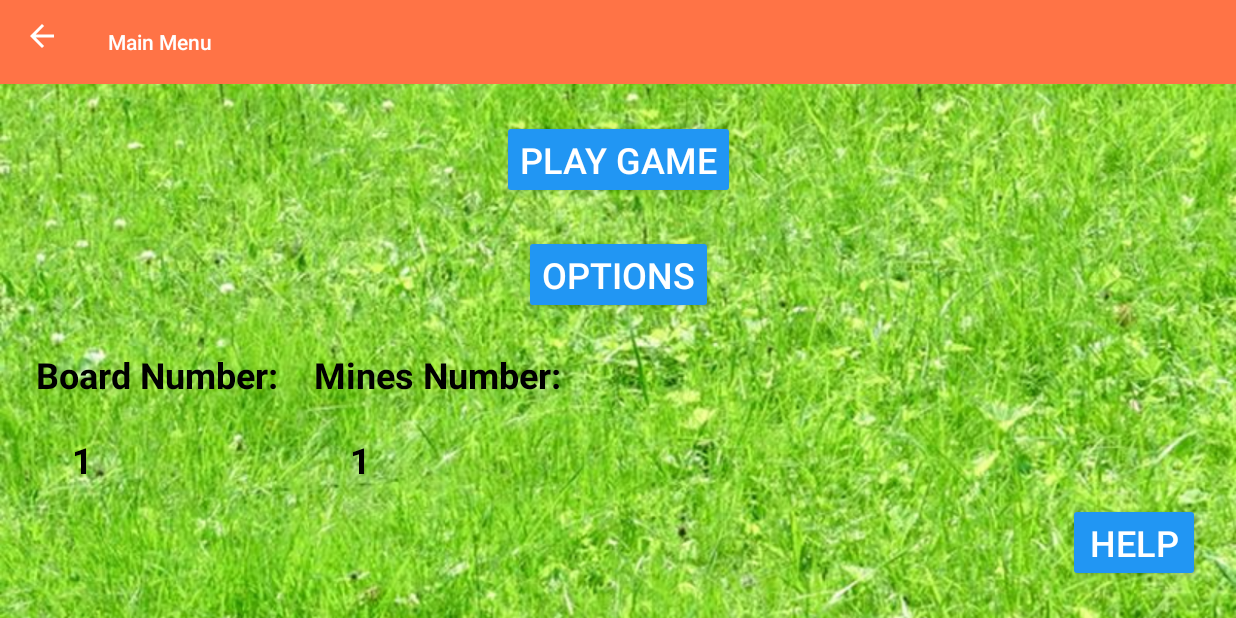
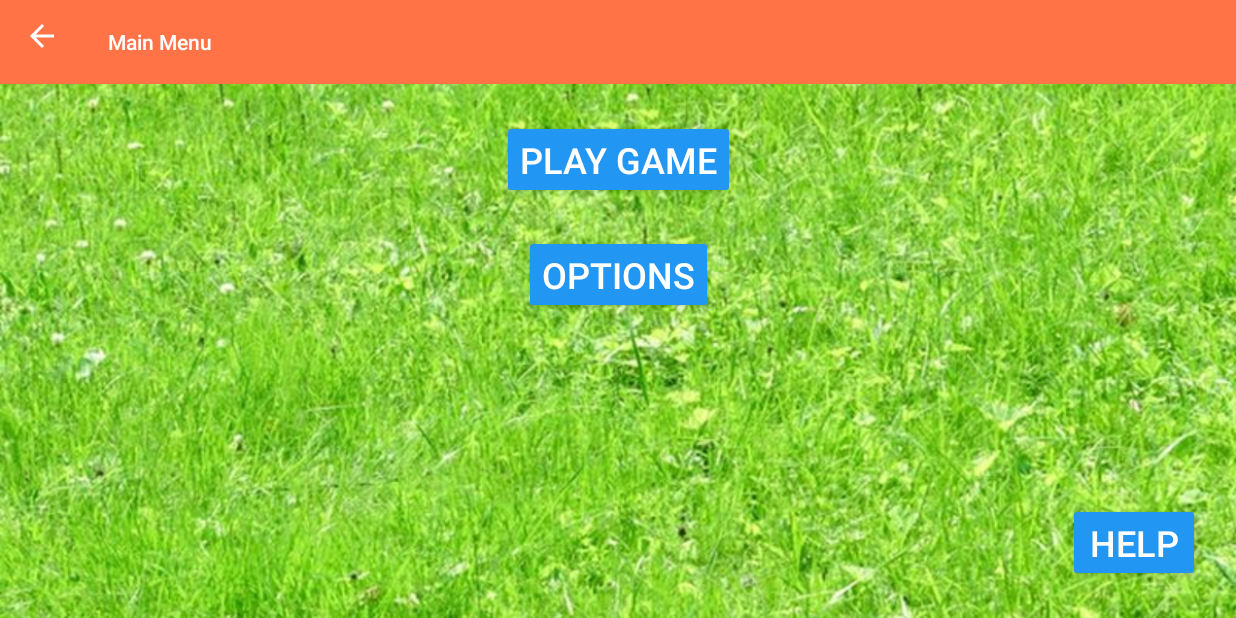
Before and after one commit to hanidnguyen/Diamond-Seeker, an Android app: the screen it shows after launch (MainMenu), after a tap on "MAIN MENU", on a phone screen of 824 x 412 dp (held sideways). Run offline under Robolectric (Android 15) with nearby library versions, the phone set to English and light mode, and no system bars.

```diff
--- a/app/src/main/java/cmpt276/assignment3/diamondseeker/MainMenu.java
+++ b/app/src/main/java/cmpt276/assignment3/diamondseeker/MainMenu.java
@@ -6,10 +6,8 @@ import androidx.appcompat.app.AppCompatActivity;
 
 import android.content.Intent;
 import android.os.Bundle;
-import android.util.Log;
 import android.view.MenuItem;
 import android.widget.Button;
-import android.widget.TextView;
 
 import cmpt276.assignment3.diamondseeker.model.GameOptions;
 
@@ -67,29 +65,22 @@ public class MainMenu extends AppCompatActivity {
     }
 
     private void refreshScreen() {
-        //Refresh num panels display
-        TextView tvBoardPanels = findViewById(R.id.board_number);
-        TextView tvMinesPanels = findViewById(R.id.mines_number);
+        //Refresh num panels
         int boardPanels = OptionsPage.getBoardNumPanels(this);
-        int minesPanels = OptionsPage.getMinesNumPanels(this);
-        tvBoardPanels.setText(""+boardPanels);
-        tvMinesPanels.setText(""+minesPanels);
+        int diamondsPanels = OptionsPage.getDiamondsNumPanels(this);
 
         options.setBoard(boardPanels);
-        options.setMines(minesPanels);
+        options.setDiamonds(diamondsPanels);
     }
 
     public static int getRowNum(){
-        Log.e("MainMenu.java","options rows: " + options.getRows());
         return options.getRows();
     }
     public static int getColNum(){
-        Log.e("MainMenu.java","options col: " + options.getColumns());
         return options.getColumns();
     }
-    public static int getMinesNum(){
-        Log.e("MainMenu.java","options mines: " + options.getMines());
-        return options.getMines();
+    public static int getDiamondsNum(){
+        return options.getDiamonds();
     }
 
     @Override
--- a/app/src/main/java/cmpt276/assignment3/diamondseeker/OptionsPage.java
+++ b/app/src/main/java/cmpt276/assignment3/diamondseeker/OptionsPage.java
@@ -14,7 +14,7 @@ import android.widget.RadioGroup;
 
 public class OptionsPage extends AppCompatActivity {
     private static final String BOARD_NUM_NAME = "Board Number";
-    private static final String MINES_NUM_NAME = "Mines Number";
+    private static final String DIAMONDS_NUM_NAME = "Diamonds Number";
     private static final String PREFS_NAME = "AppPrefs";
 
     public static Intent makeIntent(Context context){
@@ -31,7 +31,7 @@ public class OptionsPage extends AppCompatActivity {
         ab.setDisplayHomeAsUpEnabled(true);
 
         createBoardSizeRadioButtons();
-        createMineRadioButtons();
+        createDiamondsRadioButtons();
     }
 
 
@@ -63,20 +63,20 @@ public class OptionsPage extends AppCompatActivity {
 
     }
 
-    private void createMineRadioButtons() {
-        RadioGroup group = findViewById(R.id.mines_size_radio);
-        int[] numPanels = getResources().getIntArray(R.array.mines_number);
-        String[] mines_option_display = getResources().getStringArray(R.array.mines_options_display);
+    private void createDiamondsRadioButtons() {
+        RadioGroup group = findViewById(R.id.diamonds_size_radio);
+        int[] numPanels = getResources().getIntArray(R.array.diamonds_number);
+        String[] diamonds_option_display = getResources().getStringArray(R.array.diamonds_options_display);
 
         for(int i = 0; i < numPanels.length; i++){
             final int numPanel = numPanels[i];
 
             RadioButton button = new RadioButton(this);
-            button.setText(mines_option_display[i]);
+            button.setText(diamonds_option_display[i]);
 
-            button.setOnClickListener(view -> saveMinesOption(numPanel));
+            button.setOnClickListener(view -> saveDiamondsOption(numPanel));
             group.addView(button);
-            if(numPanel == getMinesNumPanels(this)){
+            if(numPanel == getDiamondsNumPanels(this)){
                 button.setChecked(true);
             }
         }
@@ -89,10 +89,10 @@ public class OptionsPage extends AppCompatActivity {
         editor.apply();
     }
 
-    private void saveMinesOption(int numPanel) {
+    private void saveDiamondsOption(int numPanel) {
         SharedPreferences prefs = this.getSharedPreferences(PREFS_NAME,MODE_PRIVATE);
         SharedPreferences.Editor editor = prefs.edit();
-        editor.putInt(MINES_NUM_NAME,numPanel);
+        editor.putInt(DIAMONDS_NUM_NAME,numPanel);
         editor.apply();
     }
 
@@ -104,12 +104,12 @@ public class OptionsPage extends AppCompatActivity {
         return prefs.getInt(BOARD_NUM_NAME,default_board_size);
     }
 
-    static public int getMinesNumPanels(Context context){
+    static public int getDiamondsNumPanels(Context context){
         SharedPreferences prefs = context.getSharedPreferences(PREFS_NAME,MODE_PRIVATE);
 
-        int default_mines_size = context.getResources().getInteger(R.integer.default_mine);
+        int default_diamonds_size = context.getResources().getInteger(R.integer.default_diamond);
 
-        return prefs.getInt(MINES_NUM_NAME,default_mines_size);
+        return prefs.getInt(DIAMONDS_NUM_NAME,default_diamonds_size);
     }
 
     @Override
--- a/app/src/main/java/cmpt276/assignment3/diamondseeker/model/GameOptions.java
+++ b/app/src/main/java/cmpt276/assignment3/diamondseeker/model/GameOptions.java
@@ -1,15 +1,15 @@
 package cmpt276.assignment3.diamondseeker.model;
 
 public class GameOptions {
-    private int rows, columns, mines;
-    private int board_option, mines_option;
+    private int rows, columns, diamonds;
+    private int board_option, diamonds_option;
     private static GameOptions instance;
 
     public GameOptions() {
         board_option = 1;
-        mines_option = 1;
+        diamonds_option = 1;
         setBoard(board_option);
-        setMines(mines_option);
+        setDiamonds(diamonds_option);
     }
 
     //Applies the Singleton model class
@@ -42,23 +42,23 @@ public class GameOptions {
         }
     }
 
-    public void setMines(int optionNum){
+    public void setDiamonds(int optionNum){
         switch (optionNum){
             case 1:
-                mines = 6;
-                mines_option = 1;
+                diamonds = 6;
+                diamonds_option = 1;
                 break;
             case 2:
-                mines = 10;
-                mines_option = 2;
+                diamonds = 10;
+                diamonds_option = 2;
                 break;
             case 3:
-                mines = 15;
-                mines_option = 3;
+                diamonds = 15;
+                diamonds_option = 3;
                 break;
             case 4:
-                mines = 20;
-                mines_option = 4;
+                diamonds = 20;
+                diamonds_option = 4;
                 break;
             default:
                 break;
@@ -74,7 +74,7 @@ public class GameOptions {
         return columns;
     }
 
-    public int getMines() {
-        return mines;
+    public int getDiamonds() {
+        return diamonds;
     }
 }
--- a/app/src/main/res/layout/activity_main_menu.xml
+++ b/app/src/main/res/layout/activity_main_menu.xml
@@ -75,57 +75,5 @@
         app:layout_constraintBottom_toBottomOf="parent"
         app:layout_constraintEnd_toEndOf="parent" />
 
-    <TextView
-        android:id="@+id/board_number_text"
-        android:layout_width="wrap_content"
-        android:layout_height="wrap_content"
-        android:layout_marginStart="24dp"
-        android:layout_marginTop="24dp"
-        android:text="Board Number:"
-        android:textColor="@color/black"
-        android:textSize="24sp"
-        android:textStyle="bold"
-        app:layout_constraintStart_toStartOf="parent"
-        app:layout_constraintTop_toBottomOf="@+id/options" />
-
-    <TextView
-        android:id="@+id/mines_number_text"
-        android:layout_width="wrap_content"
-        android:layout_height="wrap_content"
-        android:layout_marginStart="24dp"
-        android:layout_marginTop="24dp"
-        android:text="Mines Number:"
-        android:textColor="@color/black"
-        android:textSize="24sp"
-        android:textStyle="bold"
-        app:layout_constraintStart_toEndOf="@+id/board_number_text"
-        app:layout_constraintTop_toBottomOf="@+id/options" />
-
-    <TextView
-        android:id="@+id/board_number"
-        android:layout_width="wrap_content"
-        android:layout_height="wrap_content"
-        android:layout_marginStart="24dp"
-        android:layout_marginTop="24dp"
-        android:text="-"
-        android:textColor="@color/black"
-        android:textSize="24sp"
-        android:textStyle="bold"
-        app:layout_constraintStart_toStartOf="@+id/board_number_text"
-        app:layout_constraintTop_toBottomOf="@+id/board_number_text" />
-
-    <TextView
-        android:id="@+id/mines_number"
-        android:layout_width="wrap_content"
-        android:layout_height="wrap_content"
-        android:layout_marginStart="24dp"
-        android:layout_marginTop="24dp"
-        android:text="-"
-        android:textColor="@color/black"
-        android:textSize="24sp"
-        android:textStyle="bold"
-        app:layout_constraintStart_toStartOf="@+id/mines_number_text"
-        app:layout_constraintTop_toBottomOf="@+id/mines_number_text" />
-
 
 </androidx.constraintlayout.widget.ConstraintLayout>
--- a/app/src/main/res/layout/activity_options_page.xml
+++ b/app/src/main/res/layout/activity_options_page.xml
@@ -70,7 +70,7 @@
         app:layout_constraintTop_toBottomOf="@+id/options_toolbar" />
 
     <RadioGroup
-        android:id="@+id/mines_size_radio"
+        android:id="@+id/diamonds_size_radio"
         android:layout_width="wrap_content"
         android:layout_height="wrap_content"
         android:layout_marginStart="16dp"
--- a/app/src/main/res/values/colors.xml
+++ b/app/src/main/res/values/colors.xml
@@ -13,4 +13,5 @@
     <color name="blue">#2196F3</color>
     <color name="light_orange">#D2FF6C3E</color>
     <color name="light_purple">#DB9C65FF</color>
+    <color name="white_grey">#C9C9C9</color>
 </resources>
--- a/app/src/main/res/values/mines_number.xml
+++ b/app/src/main/res/values/mines_number.xml
@@ -1,15 +1,15 @@
 <?xml version="1.0" encoding="utf-8"?>
 <resources>
-    <integer-array name="mines_number">
+    <integer-array name="diamonds_number">
         <item>1</item>
         <item>2</item>
         <item>3</item>
         <item>4</item>
     </integer-array>
 
-    <integer name="default_mine">1</integer>
+    <integer name="default_diamond">1</integer>
 
-    <string-array name="mines_options_display">
+    <string-array name="diamonds_options_display">
         <item>6 mines</item>
         <item>10 mines</item>
         <item>15 mines</item>
```
Also changed, not shown: app/src/main/java/cmpt276/assignment3/diamondseeker/PlayGame.java (+22 -12 lines), app/src/main/res/drawable/smiley_icon.png (added).
